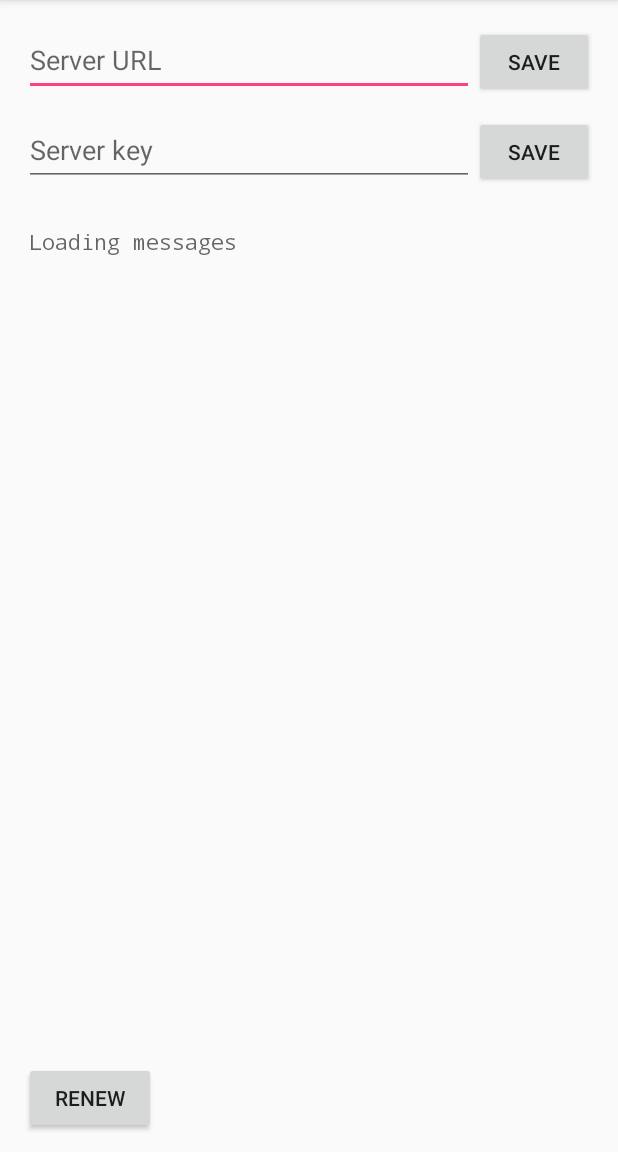
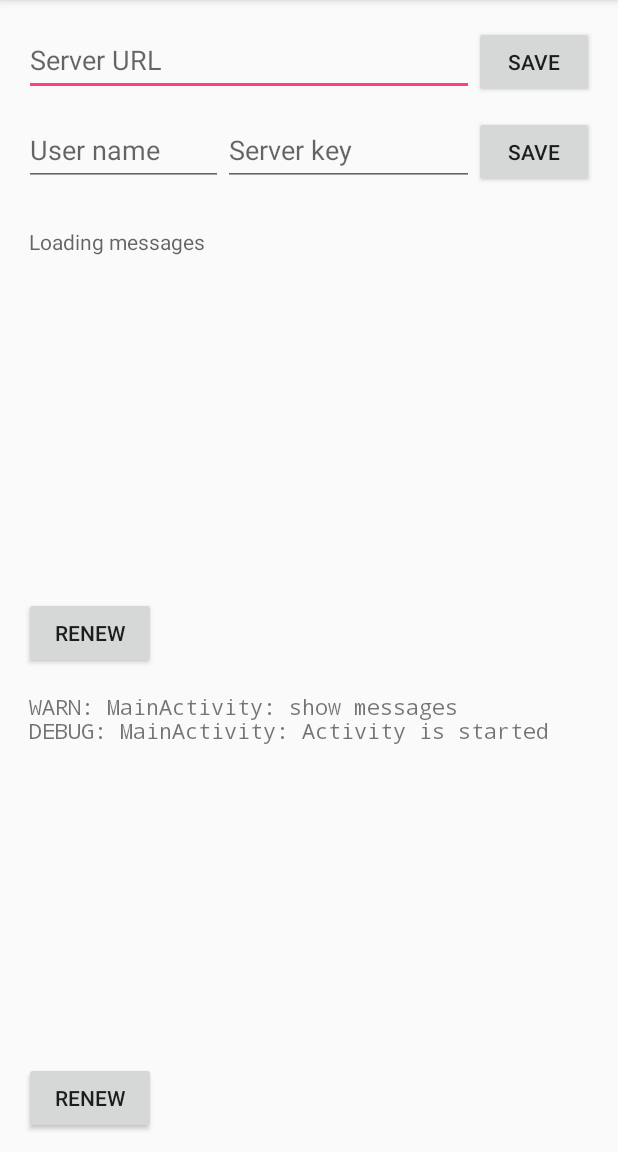
Before and after one commit to andre487/sms487, an Android app: the screen it shows after launch (MainActivity), on a phone screen of 412 x 824 dp, the part 84-1236 px from its top. Run offline under Robolectric (Android 15) with nearby library versions, the phone set to English and light mode, and no system bars; our stand-ins replace ButterKnife, Room's generated code; 2 statements that could not run were skipped.

Commit message:
Show logs in UI

```diff
--- a/client/app/src/main/java/com/example/andre487/sms487/activities/MainActivity.java
+++ b/client/app/src/main/java/com/example/andre487/sms487/activities/MainActivity.java
@@ -5,17 +5,18 @@ import android.content.Context;
 import android.content.Intent;
 import android.content.ServiceConnection;
 import android.os.AsyncTask;
+import android.os.Bundle;
 import android.os.Handler;
 import android.os.IBinder;
 import android.os.Message;
 import android.support.annotation.Nullable;
 import android.support.v7.app.AppCompatActivity;
-import android.os.Bundle;
 import android.support.v7.widget.AppCompatEditText;
 import android.support.v7.widget.AppCompatTextView;
 import android.util.Log;
 
 import com.example.andre487.sms487.R;
+import com.example.andre487.sms487.logging.Logger;
 import com.example.andre487.sms487.messages.MessageContainer;
 import com.example.andre487.sms487.messages.MessageStorage;
 import com.example.andre487.sms487.preferences.AppSettings;
@@ -42,13 +43,20 @@ public class MainActivity extends AppCompatActivity {
         @Override
         protected ArrayList<MessageContainer> doInBackground(GetMessageParams... params) {
             if (params.length == 0) {
-                Log.w("GetMessageAction", "Params length is 0");
+                Logger.w("GetMessageAction", "Params length is 0");
                 return null;
             }
 
             GetMessageParams mainParams = params[0];
 
             return mainParams.messageStorage.getMessagesTail();
+        }
+    }
+
+    static class GetLogsAction extends AsyncTask<Void, Void, List<String>> {
+        @Override
+        protected List<String> doInBackground(Void... params) {
+            return Logger.getMessages();
         }
     }
 
@@ -62,7 +70,7 @@ public class MainActivity extends AppCompatActivity {
 
         @Override
         public void handleMessage(Message msg) {
-            Log.d("MainActivity", "Got incoming SMS: " + msg.toString());
+            Logger.d("MainActivity", "Got incoming SMS: " + msg.toString());
             // TODO: Implement auto refresh
         }
 
@@ -81,7 +89,7 @@ public class MainActivity extends AppCompatActivity {
             smsHandler.setNewSmsHandler(MainActivity.this, incomingSmsHandler);
             smsHandlerBound = true;
 
-            Log.d("MainActivity", "SmsHandler bound");
+            Logger.d("MainActivity", "SmsHandler bound");
         }
 
         @Override
@@ -89,7 +97,7 @@ public class MainActivity extends AppCompatActivity {
             smsHandlerBound = false;
             smsHandler.removeNewSmsHandler(MainActivity.this);
 
-            Log.d("MainActivity", "SmsHandler unbound");
+            Logger.d("MainActivity", "SmsHandler unbound");
         }
     };
 
@@ -101,6 +109,9 @@ public class MainActivity extends AppCompatActivity {
 
     @Nullable @BindView(R.id.messagesField)
     AppCompatTextView messagesField;
+
+    @Nullable @BindView(R.id.userNameInput)
+    AppCompatEditText userNameInput;
 
     @Nullable @BindView(R.id.serverKeyInput)
     AppCompatEditText serverKeyInput;
@@ -114,7 +125,7 @@ public class MainActivity extends AppCompatActivity {
         setContentView(R.layout.activity_main);
         ButterKnife.bind(this);
 
-        Log.d("MainActivity", "Activity is started");
+        Logger.d("MainActivity", "Activity is started");
 
         messageStorage = new MessageStorage(this);
         appSettings = new AppSettings(this);
@@ -123,7 +134,9 @@ public class MainActivity extends AppCompatActivity {
     @Override
     protected void onStart() {
         super.onStart();
+
         showMessagesFromDb();
+        showLogsFromLogger();
 
         Intent intent = new Intent(this, SmsHandler.class);
         bindService(intent, smsHandlerConnection, Context.BIND_AUTO_CREATE);
@@ -151,19 +164,37 @@ public class MainActivity extends AppCompatActivity {
     void showMessagesFromDb() {
         final List<MessageContainer> messages = getMessages();
         if (messages == null) {
+            Logger.w("MainActivity", "Messages are null");
+            return;
+        }
+        Logger.w("MainActivity", "show messages");
+        showMessages(messages);
+    }
+
+    @OnClick(R.id.renewLogs)
+    void showLogsFromLogger() {
+        final List<String> logs = getLogs();
+        if (logs == null) {
             Log.w("MainActivity", "Messages are null");
             return;
         }
-        Log.w("MainActivity", "show messages");
-        showMessages(messages);
+        Log.i("MainActivity", "Show logs");
+        showLogs(logs);
     }
 
     @OnClick(R.id.serverKeySave)
     void saveServerKey() {
+        AppCompatEditText userNameInput = findViewById(R.id.userNameInput);
+        if (userNameInput == null) {
+            return;
+        }
+
         AppCompatEditText serverKeyInput = findViewById(R.id.serverKeyInput);
         if (serverKeyInput == null) {
             return;
         }
+
+        appSettings.saveUserName(userNameInput.getText().toString());
         appSettings.saveServerKey(serverKeyInput.getText().toString());
     }
 
@@ -187,11 +218,17 @@ public class MainActivity extends AppCompatActivity {
     }
 
     public void showServerKey() {
+        AppCompatEditText userNameInput = findViewById(R.id.userNameInput);
+        if (userNameInput == null) {
+            return;
+        }
+
         AppCompatEditText serverKeyInput = findViewById(R.id.serverKeyInput);
         if (serverKeyInput == null) {
             return;
         }
 
+        userNameInput.setText(appSettings.getUserName());
         serverKeyInput.setText(appSettings.getServerKey());
     }
 
@@ -203,7 +240,7 @@ public class MainActivity extends AppCompatActivity {
         try {
             return action.get();
         } catch (InterruptedException | ExecutionException e) {
-            Log.w("MainActivity", "Get messages error: " + e.toString());
+            Logger.w("MainActivity", "Get messages error: " + e.toString());
             e.printStackTrace();
             return null;
         }
@@ -229,4 +266,33 @@ public class MainActivity extends AppCompatActivity {
 
         messagesField.setText(messagesString.toString());
     }
+
+    private List<String> getLogs() {
+        GetLogsAction action = new GetLogsAction();
+        action.execute();
+
+        try {
+            return action.get();
+        } catch (InterruptedException | ExecutionException e) {
+            Log.w("MainActivity", "Get logs error: " + e.toString());
+            e.printStackTrace();
+            return null;
+        }
+    }
+
+    private void showLogs(List<String> logs) {
+        AppCompatTextView logsField = findViewById(R.id.logsField);
+        if (logsField == null) {
+            return;
+        }
+
+        StringBuilder logsString = new StringBuilder();
+
+        for (String logLine : logs) {
+            logsString.append(logLine);
+            logsString.append('\n');
+        }
+
+        logsField.setText(logsString.toString());
+    }
 }
--- /dev/null
+++ b/client/app/src/main/java/com/example/andre487/sms487/logging/Logger.java
@@ -0,0 +1,50 @@
+package com.example.andre487.sms487.logging;
+
+import android.util.Log;
+
+import java.util.ArrayList;
+import java.util.List;
+import java.util.concurrent.ConcurrentLinkedDeque;
+
+@SuppressWarnings({"WeakerAccess", "unused"})
+public class Logger {
+    // TODO: use disk
+    private static ConcurrentLinkedDeque<String> messages = new ConcurrentLinkedDeque<>();
+
+    public static void v(String tag, String msg) {
+        addMessageToQueue("VERBOSE", tag, msg);
+        Log.v(tag, msg);
+    }
+
+    public static void d(String tag, String msg) {
+        addMessageToQueue("DEBUG", tag, msg);
+        Log.d(tag, msg);
+    }
+
+    public static void i(String tag, String msg) {
+        addMessageToQueue("INFO", tag, msg);
+        Log.i(tag, msg);
+    }
+
+    public static void w(String tag, String msg) {
+        addMessageToQueue("WARN", tag, msg);
+        Log.w(tag, msg);
+    }
+
+    public static void e(String tag, String msg) {
+        addMessageToQueue("ERROR", tag, msg);
+        Log.e(tag, msg);
+    }
+
+    public static List<String> getMessages() {
+        ArrayList<String> result = new ArrayList<>();
+        result.addAll(messages);
+        return result;
+    }
+
+    private static void addMessageToQueue(String level, String tag, String msg) {
+        String logLine = level + ": " + tag + ": " + msg;
+
+        messages.addFirst(logLine);
+    }
+}
--- a/client/app/src/main/res/layout/activity_main.xml
+++ b/client/app/src/main/res/layout/activity_main.xml
@@ -34,12 +34,20 @@
         android:layout_marginTop="12dp">
 
         <android.support.v7.widget.AppCompatEditText
-            android:id="@+id/serverKeyInput"
+            android:id="@+id/userNameInput"
             android:layout_weight="1"
             android:layout_height="48dp"
             android:layout_width="wrap_content"
+            android:hint="@string/user_name"
+            android:inputType="text" />
+
+        <android.support.v7.widget.AppCompatEditText
+            android:id="@+id/serverKeyInput"
+            android:layout_weight="2"
+            android:layout_height="48dp"
+            android:layout_width="wrap_content"
             android:hint="@string/server_key"
-            android:inputType="text" />
+            android:inputType="textVisiblePassword" />
 
         <android.support.v7.widget.AppCompatButton
             android:id="@+id/serverKeySave"
@@ -58,16 +66,16 @@
         <android.support.v7.widget.AppCompatTextView
             android:id="@+id/messagesField"
             android:layout_width="match_parent"
-            android:layout_height="wrap_content"
-            android:layout_weight="1"
+            android:layout_height="match_parent"
             android:layout_marginBottom="16dp"
             android:layout_marginTop="12dp"
-            android:fontFamily="monospace"
+            android:layout_weight="2"
+            android:fontFamily="sans-serif"
             android:hint="@string/messages_label"
             android:inputType="textMultiLine"
+            android:padding="3dp"
             android:singleLine="false"
             android:textAlignment="viewStart"
-            android:padding="3dp"
             android:typeface="normal" />
 
         <android.support.v7.widget.AppCompatButton
@@ -76,6 +84,26 @@
             android:layout_height="wrap_content"
             android:text="@string/renew_label" />
 
+        <android.support.v7.widget.AppCompatTextView
+            android:id="@+id/logsField"
+            android:layout_width="match_parent"
+            android:layout_height="match_parent"
+            android:layout_weight="2"
+            android:layout_marginBottom="16dp"
+            android:layout_marginTop="12dp"
+            android:fontFamily="monospace"
+            android:hint="@string/logs_label"
+            android:inputType="textMultiLine"
+            android:singleLine="true"
+            android:textAlignment="viewStart"
+            android:padding="3dp"
+            android:typeface="normal" />
+
+        <android.support.v7.widget.AppCompatButton
+            android:id="@+id/renewLogs"
+            android:layout_width="wrap_content"
+            android:layout_height="wrap_content"
+            android:text="@string/renew_label" />
     </android.support.v7.widget.LinearLayoutCompat>
 
 </android.support.v7.widget.LinearLayoutCompat>
--- a/client/app/src/main/res/values/strings.xml
+++ b/client/app/src/main/res/values/strings.xml
@@ -5,4 +5,6 @@
     <string name="save_label">Save</string>
     <string name="renew_label">Renew</string>
     <string name="messages_label">Loading messages</string>
+    <string name="logs_label">Loading logs</string>
+    <string name="user_name">User name</string>
 </resources>
```
Also changed, not shown: client/app/src/main/java/com/example/andre487/sms487/messages/SmsListener.java (+7 -7 lines), client/app/src/main/java/com/example/andre487/sms487/network/SmsApi.java (+4 -4 lines), client/app/src/main/java/com/example/andre487/sms487/preferences/AppSettings.java (+37 -2 lines), client/app/src/main/java/com/example/andre487/sms487/services/SmsAdder.java (+6 -6 lines), client/app/src/main/java/com/example/andre487/sms487/services/SmsHandler.java (+5 -5 lines).
